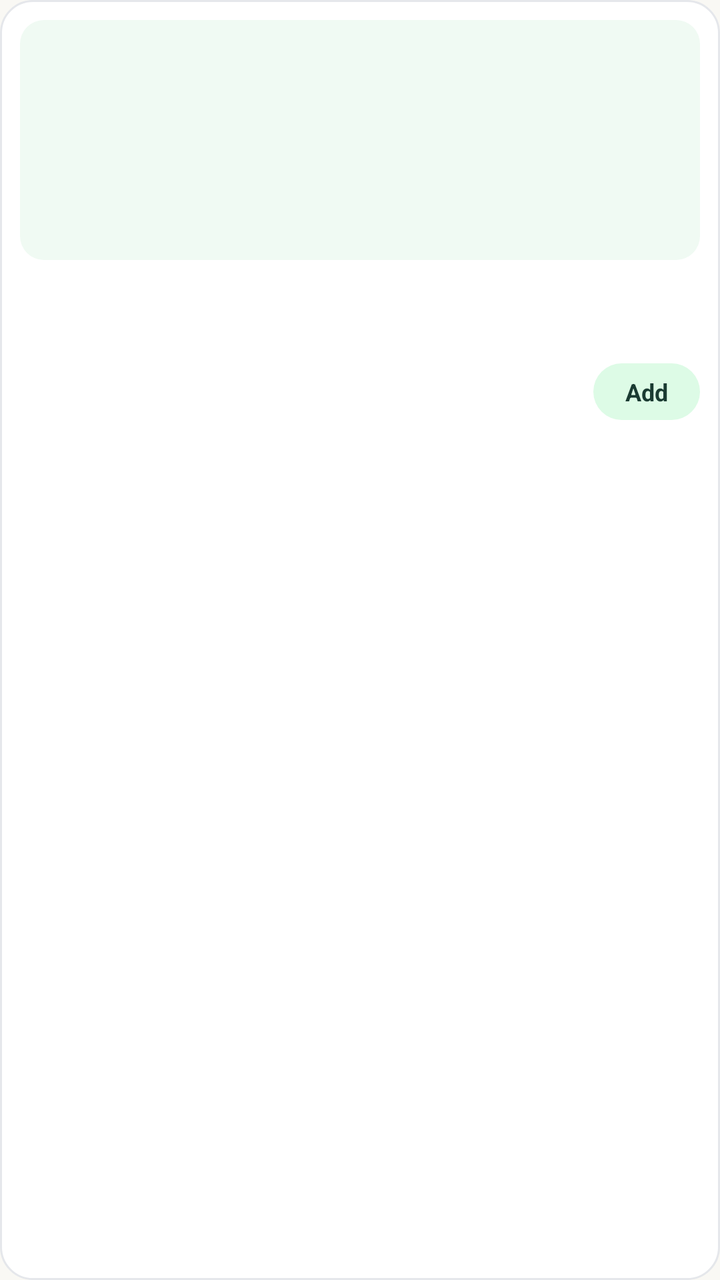
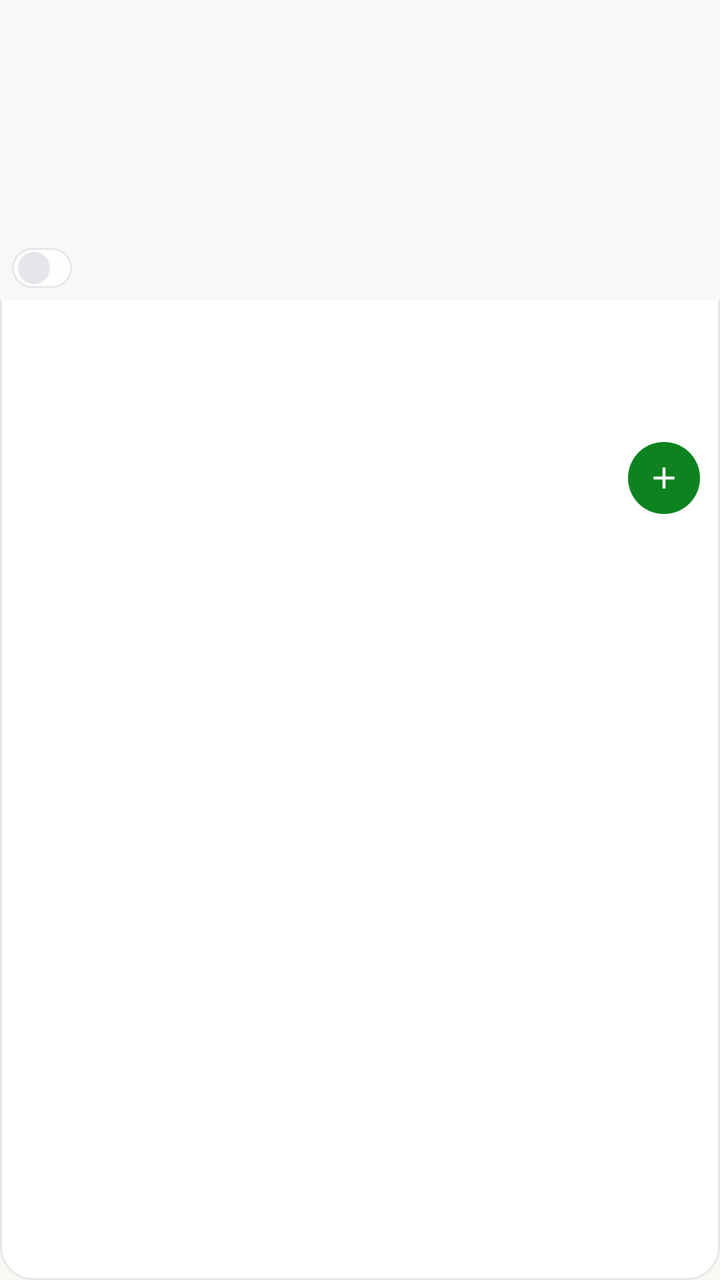

An Android layout rendered at two revisions. The XML below is the earlier revision; the diff shows what the commit changed to produce the second picture.
<!-- AndroidManifest.xml: application theme Theme.Sukobin -->
<!-- res/layout/item_product.xml -->
<?xml version="1.0" encoding="utf-8"?>
<LinearLayout xmlns:android="http://schemas.android.com/apk/res/android"
    xmlns:app="http://schemas.android.com/apk/res-auto"
    android:layout_width="match_parent"
    android:layout_height="wrap_content"
    android:layout_margin="4dp"
    android:background="@drawable/bg_card"
    android:clickable="true"
    android:focusable="true"
    android:foreground="?attr/selectableItemBackground"
    android:orientation="vertical"
    android:padding="10dp">

    <FrameLayout
        android:layout_width="match_parent"
        android:layout_height="120dp"
        android:background="@drawable/bg_mint_soft">

        <ImageView
            android:id="@+id/productImage"
            android:layout_width="match_parent"
            android:layout_height="match_parent"
            android:contentDescription="@string/home_all_products"
            android:scaleType="centerCrop" />

        <TextView
            android:id="@+id/outOfStock"
            android:layout_width="match_parent"
            android:layout_height="match_parent"
            android:background="#B3FFFFFF"
            android:gravity="center"
            android:text="@string/common_out_of_stock"
            android:textColor="@color/accent_red"
            android:textSize="12sp"
            android:textStyle="bold"
            android:visibility="gone" />
    </FrameLayout>

    <TextView
        android:id="@+id/productName"
        android:layout_width="match_parent"
        android:layout_height="wrap_content"
        android:layout_marginTop="9dp"
        android:ellipsize="end"
        android:maxLines="1"
        android:textColor="@color/gray_800"
        android:textSize="14sp"
        android:textStyle="bold" />

    <TextView
        android:id="@+id/productShop"
        android:layout_width="match_parent"
        android:layout_height="wrap_content"
        android:layout_marginTop="1dp"
        android:ellipsize="end"
        android:maxLines="1"
        android:textColor="@color/gray_400"
        android:textSize="11sp" />

    <LinearLayout
        android:layout_width="match_parent"
        android:layout_height="wrap_content"
        android:layout_marginTop="8dp"
        android:gravity="center_vertical"
        android:orientation="horizontal">

        <TextView
            android:id="@+id/productPrice"
            android:layout_width="0dp"
            android:layout_height="wrap_content"
            android:layout_weight="1"
            android:textColor="#1A3B32"
            android:textSize="16sp"
            android:textStyle="bold" />

        <TextView
            android:id="@+id/btnAdd"
            android:layout_width="wrap_content"
            android:layout_height="wrap_content"
            android:background="@drawable/bg_pill_mint"
            android:paddingHorizontal="16dp"
            android:paddingVertical="6dp"
            android:text="@string/common_add"
            android:textColor="#1A3B32"
            android:textSize="12sp"
            android:textStyle="bold" />
    </LinearLayout>
</LinearLayout>
<!-- resources referenced by this layout -->
<resources>
  <color name="accent_red">#E63946</color>
  <color name="gray_400">#9CA3AF</color>
  <color name="gray_800">#1F2937</color>
  <!-- drawable bg_card (drawable) -->
  <?xml version="1.0" encoding="utf-8"?>
  <shape xmlns:android="http://schemas.android.com/apk/res/android" android:shape="rectangle">
      <solid android:color="#FFFFFF" />
      <corners android:radius="16dp" /><stroke android:width="1dp" android:color="#E5E7EB" />
  </shape>
  <!-- drawable bg_mint_soft (drawable) -->
  <?xml version="1.0" encoding="utf-8"?>
  <shape xmlns:android="http://schemas.android.com/apk/res/android" android:shape="rectangle">
      <solid android:color="#F0FAF3" />
      <corners android:radius="12dp" />
  </shape>
  <!-- drawable bg_pill_mint (drawable) -->
  <?xml version="1.0" encoding="utf-8"?>
  <shape xmlns:android="http://schemas.android.com/apk/res/android" android:shape="rectangle">
      <solid android:color="#DDFBE6" />
      <corners android:radius="999dp" />
  </shape>
  <string name="common_add">Add</string>
  <string name="common_out_of_stock">Out of stock</string>
  <string name="home_all_products">All Products</string>
  <style name="Theme.Sukobin" parent="Theme.Material3.Light.NoActionBar">
          <item name="colorPrimary">@color/brand_forest</item>
          <item name="colorOnPrimary">@color/white</item>
          <item name="colorPrimaryContainer">@color/mint_200</item>
          <item name="colorOnPrimaryContainer">@color/brand_forest</item>
          <item name="colorSecondary">@color/accent_green</item>
          <item name="colorOnSecondary">@color/white</item>
          <item name="colorError">@color/accent_red</item>
          <item name="android:colorBackground">@color/cream</item>
          <item name="colorSurface">@color/white</item>
          <item name="colorOnSurface">@color/gray_800</item>
          <item name="android:statusBarColor">@color/cream</item>
          <item name="android:windowLightStatusBar" tools:targetApi="m">true</item>
          <item name="android:navigationBarColor">@color/white</item>
          <item name="android:windowLightNavigationBar" tools:targetApi="o_mr1">true</item>
      </style>
  <color name="brand_forest">#1A3D2B</color>
  <color name="white">#FFFFFF</color>
  <color name="mint_200">#D8F3DC</color>
  <color name="accent_green">#0C831F</color>
  <color name="cream">#F9F8F4</color>
</resources>

<!-- the commit's change to res/layout/item_product.xml (unified diff, before → after) -->
@@ -1,88 +1,204 @@
 <?xml version="1.0" encoding="utf-8"?>
 <LinearLayout xmlns:android="http://schemas.android.com/apk/res/android"
     xmlns:app="http://schemas.android.com/apk/res-auto"
+    android:id="@+id/card"
     android:layout_width="match_parent"
     android:layout_height="wrap_content"
-    android:layout_margin="4dp"
-    android:background="@drawable/bg_card"
+    android:layout_margin="5dp"
+    android:background="@drawable/bg_product_card"
     android:clickable="true"
     android:focusable="true"
     android:foreground="?attr/selectableItemBackground"
-    android:orientation="vertical"
-    android:padding="10dp">
+    android:orientation="vertical">
 
     <FrameLayout
         android:layout_width="match_parent"
-        android:layout_height="120dp"
-        android:background="@drawable/bg_mint_soft">
+        android:layout_height="150dp"
+        android:background="#F8F8F6">
 
         <ImageView
             android:id="@+id/productImage"
             android:layout_width="match_parent"
             android:layout_height="match_parent"
             android:contentDescription="@string/home_all_products"
-            android:scaleType="centerCrop" />
+            android:padding="6dp"
+            android:scaleType="fitCenter" />
 
         <TextView
-            android:id="@+id/outOfStock"
-            android:layout_width="match_parent"
-            android:layout_height="match_parent"
-            android:background="#B3FFFFFF"
-            android:gravity="center"
+            android:id="@+id/oosBadge"
+            android:layout_width="wrap_content"
+            android:layout_height="wrap_content"
+            android:layout_gravity="top|start"
+            android:layout_margin="8dp"
+            android:background="@drawable/bg_pill_red"
+            android:paddingHorizontal="8dp"
+            android:paddingVertical="3dp"
             android:text="@string/common_out_of_stock"
-            android:textColor="@color/accent_red"
-            android:textSize="12sp"
+            android:textColor="#991B1B"
+            android:textSize="10sp"
             android:textStyle="bold"
             android:visibility="gone" />
+
+        <LinearLayout
+            android:id="@+id/shopBadge"
+            android:layout_width="wrap_content"
+            android:layout_height="wrap_content"
+            android:layout_gravity="bottom|start"
+            android:layout_margin="6dp"
+            android:background="@drawable/bg_shop_badge"
+            android:gravity="center_vertical"
+            android:orientation="horizontal"
+            android:paddingStart="3dp"
+            android:paddingEnd="7dp"
+            android:paddingVertical="2dp">
+
+            <ImageView
+                android:id="@+id/shopLogo"
+                android:layout_width="16dp"
+                android:layout_height="16dp"
+                android:background="@drawable/bg_circle_gray"
+                android:contentDescription="@string/home_all_products" />
+
+            <TextView
+                android:id="@+id/shopName"
+                android:layout_width="wrap_content"
+                android:layout_height="wrap_content"
+                android:layout_marginStart="4dp"
+                android:ellipsize="end"
+                android:maxLines="1"
+                android:maxWidth="72dp"
+                android:textColor="#555555"
+                android:textSize="10sp" />
+        </LinearLayout>
     </FrameLayout>
-
-    <TextView
-        android:id="@+id/productName"
-        android:layout_width="match_parent"
-        android:layout_height="wrap_content"
-        android:layout_marginTop="9dp"
-        android:ellipsize="end"
-        android:maxLines="1"
-        android:textColor="@color/gray_800"
-        android:textSize="14sp"
-        android:textStyle="bold" />
-
-    <TextView
-        android:id="@+id/productShop"
-        android:layout_width="match_parent"
-        android:layout_height="wrap_content"
-        android:layout_marginTop="1dp"
-        android:ellipsize="end"
-        android:maxLines="1"
-        android:textColor="@color/gray_400"
-        android:textSize="11sp" />
 
     <LinearLayout
         android:layout_width="match_parent"
         android:layout_height="wrap_content"
-        android:layout_marginTop="8dp"
-        android:gravity="center_vertical"
-        android:orientation="horizontal">
+        android:orientation="vertical"
+        android:padding="10dp">
 
         <TextView
-            android:id="@+id/productPrice"
-            android:layout_width="0dp"
-            android:layout_height="wrap_content"
-            android:layout_weight="1"
+            android:id="@+id/productCategory"
+            android:layout_width="match_parent"
+            android:layout_height="wrap_content"
+            android:ellipsize="end"
+            android:letterSpacing="0.06"
+            android:maxLines="1"
+            android:textAllCaps="true"
+            android:textColor="@color/gray_400"
+            android:textSize="10sp" />
+
+        <TextView
+            android:id="@+id/productName"
+            android:layout_width="match_parent"
+            android:layout_height="wrap_content"
+            android:layout_marginTop="3dp"
+            android:ellipsize="end"
+            android:lineSpacingExtra="2dp"
+            android:maxLines="2"
+            android:minHeight="36dp"
             android:textColor="#1A3B32"
-            android:textSize="16sp"
+            android:textSize="13sp"
             android:textStyle="bold" />
 
-        <TextView
-            android:id="@+id/btnAdd"
-            android:layout_width="wrap_content"
-            android:layout_height="wrap_content"
-            android:background="@drawable/bg_pill_mint"
-            android:paddingHorizontal="16dp"
-            android:paddingVertical="6dp"
-            android:text="@string/common_add"
-            android:textColor="#1A3B32"
-            android:textSize="12sp"
-            android:textStyle="bold" />
+        <LinearLayout
+            android:layout_width="match_parent"
+            android:layout_height="wrap_content"
+            android:layout_marginTop="8dp"
+            android:gravity="bottom"
+            android:orientation="horizontal">
+
+            <LinearLayout
+                android:layout_width="0dp"
+                android:layout_height="wrap_content"
+                android:layout_weight="1"
+                android:orientation="vertical">
+
+                <TextView
+                    android:id="@+id/productMrp"
+                    android:layout_width="wrap_content"
+                    android:layout_height="wrap_content"
+                    android:textColor="@color/gray_400"
+                    android:textSize="11sp" />
+
+                <TextView
+                    android:id="@+id/productPrice"
+                    android:layout_width="wrap_content"
+                    android:layout_height="wrap_content"
+                    android:textColor="#0C831F"
+                    android:textSize="16sp"
+                    android:textStyle="bold" />
+            </LinearLayout>
+
+            <FrameLayout
+                android:id="@+id/btnAdd"
+                android:layout_width="36dp"
+                android:layout_height="36dp"
+                android:background="@drawable/bg_circle_green"
+                android:clickable="true"
+                android:focusable="true">
+
+                <ImageView
+                    android:layout_width="18dp"
+                    android:layout_height="18dp"
+                    android:layout_gravity="center"
+                    android:contentDescription="@string/common_add"
+                    android:src="@drawable/ic_add"
+                    app:tint="@color/white" />
+            </FrameLayout>
+
+            <LinearLayout
+                android:id="@+id/stepper"
+                android:layout_width="wrap_content"
+                android:layout_height="30dp"
+                android:background="@drawable/bg_stepper"
+                android:gravity="center_vertical"
+                android:orientation="horizontal"
+                android:visibility="gone">
+
+                <FrameLayout
+                    android:id="@+id/btnMinus"
+                    android:layout_width="30dp"
+                    android:layout_height="match_parent"
+                    android:clickable="true"
+                    android:focusable="true">
+
+                    <ImageView
+                        android:layout_width="15dp"
+                        android:layout_height="15dp"
+                        android:layout_gravity="center"
+                        android:contentDescription="@string/common_add"
+                        android:src="@drawable/ic_remove"
+                        app:tint="@color/white" />
+                </FrameLayout>
+
+                <TextView
+                    android:id="@+id/qty"
+                    android:layout_width="wrap_content"
+                    android:layout_height="wrap_content"
+                    android:gravity="center"
+                    android:minWidth="18dp"
+                    android:textColor="@color/white"
+                    android:textSize="13sp"
+                    android:textStyle="bold" />
+
+                <FrameLayout
+                    android:id="@+id/btnPlus"
+                    android:layout_width="30dp"
+                    android:layout_height="match_parent"
+                    android:clickable="true"
+                    android:focusable="true">
+
+                    <ImageView
+                        android:layout_width="15dp"
+                        android:layout_height="15dp"
+                        android:layout_gravity="center"
+                        android:contentDescription="@string/common_add"
+                        android:src="@drawable/ic_add"
+                        app:tint="@color/white" />
+                </FrameLayout>
+            </LinearLayout>
+        </LinearLayout>
     </LinearLayout>
 </LinearLayout>
<!-- resource entries referenced after the edit -->
@@ -3,24 +3,6 @@
   <color name="accent_red">#E63946</color>
   <color name="gray_400">#9CA3AF</color>
   <color name="gray_800">#1F2937</color>
-  <!-- drawable bg_card (drawable) -->
-  <?xml version="1.0" encoding="utf-8"?>
-  <shape xmlns:android="http://schemas.android.com/apk/res/android" android:shape="rectangle">
-      <solid android:color="#FFFFFF" />
-      <corners android:radius="16dp" /><stroke android:width="1dp" android:color="#E5E7EB" />
-  </shape>
-  <!-- drawable bg_mint_soft (drawable) -->
-  <?xml version="1.0" encoding="utf-8"?>
-  <shape xmlns:android="http://schemas.android.com/apk/res/android" android:shape="rectangle">
-      <solid android:color="#F0FAF3" />
-      <corners android:radius="12dp" />
-  </shape>
-  <!-- drawable bg_pill_mint (drawable) -->
-  <?xml version="1.0" encoding="utf-8"?>
-  <shape xmlns:android="http://schemas.android.com/apk/res/android" android:shape="rectangle">
-      <solid android:color="#DDFBE6" />
-      <corners android:radius="999dp" />
-  </shape>
   <string name="common_add">Add</string>
   <string name="common_out_of_stock">Out of stock</string>
   <string name="home_all_products">All Products</string>
@@ -42,6 +24,66 @@
       </style>
   <color name="brand_forest">#1A3D2B</color>
   <color name="white">#FFFFFF</color>
+  <!-- drawable bg_circle_gray (drawable) -->
+  <?xml version="1.0" encoding="utf-8"?>
+  <shape xmlns:android="http://schemas.android.com/apk/res/android" android:shape="oval">
+      <solid android:color="#E5E7EB" />
+      
+  </shape>
+  <!-- drawable bg_circle_green (drawable) -->
+  <?xml version="1.0" encoding="utf-8"?>
+  <shape xmlns:android="http://schemas.android.com/apk/res/android" android:shape="oval">
+      <solid android:color="#0C831F" />
+      
+  </shape>
+  <!-- drawable bg_pill_red (drawable) -->
+  <?xml version="1.0" encoding="utf-8"?>
+  <shape xmlns:android="http://schemas.android.com/apk/res/android" android:shape="rectangle">
+      <solid android:color="#FEE2E2" />
+      <corners android:radius="99dp" />
+  </shape>
+  <!-- drawable bg_product_card (drawable) -->
+  <?xml version="1.0" encoding="utf-8"?>
+  <shape xmlns:android="http://schemas.android.com/apk/res/android" android:shape="rectangle">
+      <solid android:color="#FFFFFF" />
+      <corners android:radius="16dp" /><stroke android:width="1dp" android:color="#E5E7EB" />
+  </shape>
+  <!-- drawable bg_shop_badge (drawable) -->
+  <?xml version="1.0" encoding="utf-8"?>
+  <shape xmlns:android="http://schemas.android.com/apk/res/android" android:shape="rectangle">
+      <solid android:color="#EBFFFFFF" />
+      <corners android:radius="99dp" /><stroke android:width="1dp" android:color="#E5E7EB" />
+  </shape>
+  <!-- drawable bg_stepper (drawable) -->
+  <?xml version="1.0" encoding="utf-8"?>
+  <shape xmlns:android="http://schemas.android.com/apk/res/android" android:shape="rectangle">
+      <solid android:color="#0C831F" />
+      <corners android:radius="99dp" />
+  </shape>
+  <!-- drawable ic_add (drawable) -->
+  <?xml version="1.0" encoding="utf-8"?>
+  <vector xmlns:android="http://schemas.android.com/apk/res/android"
+      android:width="24dp"
+      android:height="24dp"
+      android:viewportWidth="24"
+      android:viewportHeight="24"
+      android:tint="?attr/colorControlNormal">
+      <path
+          android:fillColor="@android:color/white"
+          android:pathData="M19,13h-6v6h-2v-6H5v-2h6V5h2v6h6v2z" />
+  </vector>
+  <!-- drawable ic_remove (drawable) -->
+  <?xml version="1.0" encoding="utf-8"?>
+  <vector xmlns:android="http://schemas.android.com/apk/res/android"
+      android:width="24dp"
+      android:height="24dp"
+      android:viewportWidth="24"
+      android:viewportHeight="24"
+      android:tint="?attr/colorControlNormal">
+      <path
+          android:fillColor="@android:color/white"
+          android:pathData="M19,13H5v-2h14v2z" />
+  </vector>
   <color name="mint_200">#D8F3DC</color>
   <color name="accent_green">#0C831F</color>
   <color name="cream">#F9F8F4</color>
